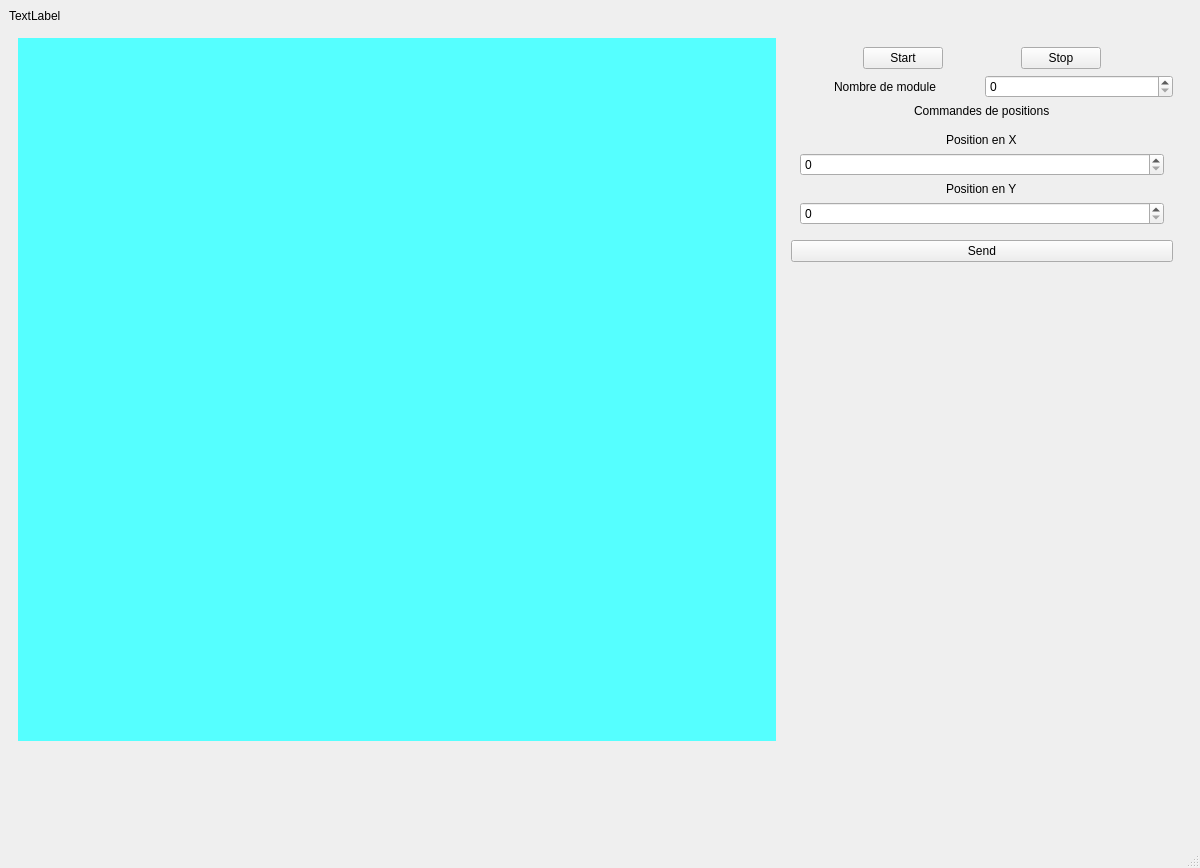
This is code/UI_Python/UI_Sherpent/UI_SherpentV2.ui in Sherpent/sherpent as Qt 5 draws it before an edit. The edited form follows.
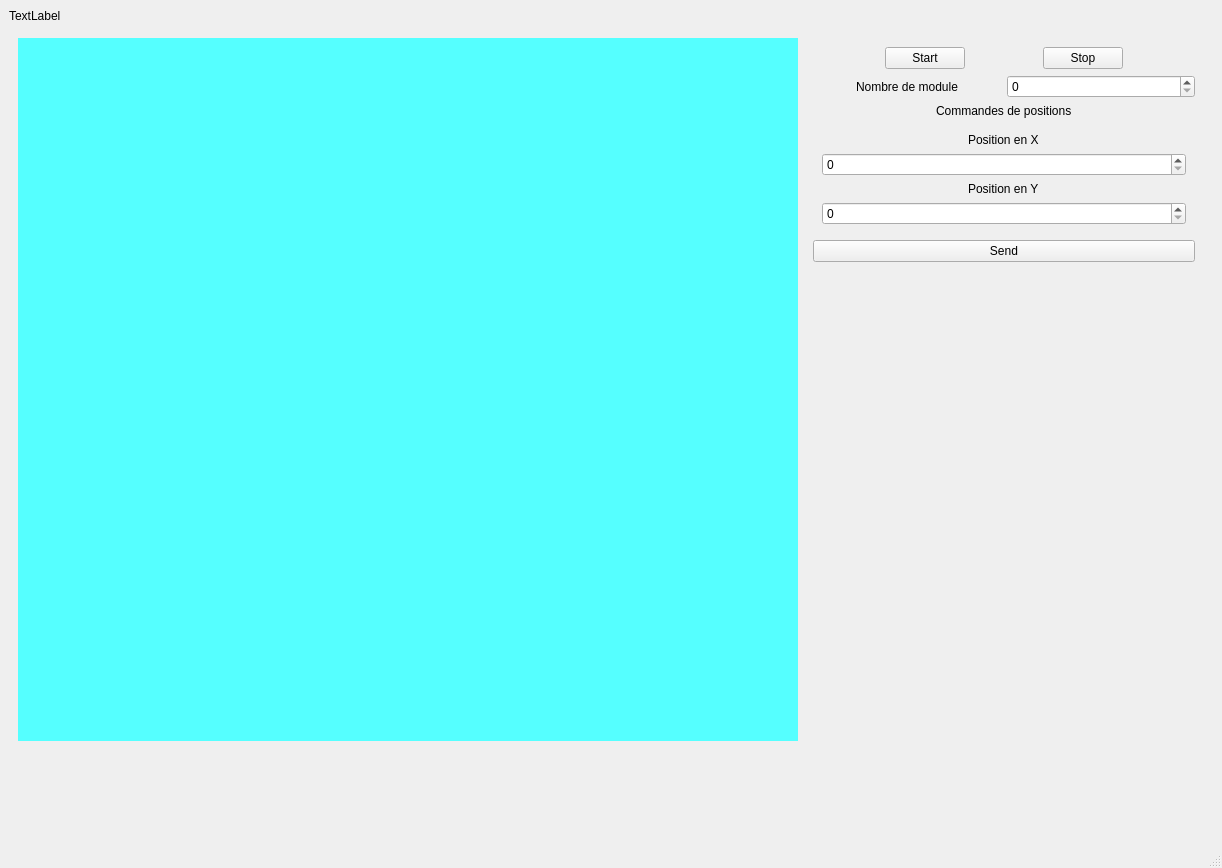
This is the edited form.

Diff of the .ui file:
```diff
--- a/code/UI_Python/UI_Sherpent/UI_SherpentV2.ui
+++ b/code/UI_Python/UI_Sherpent/UI_SherpentV2.ui
@@ -6,7 +6,7 @@
    <rect>
     <x>0</x>
     <y>0</y>
-    <width>1200</width>
+    <width>1222</width>
     <height>868</height>
    </rect>
   </property>
```
Left out of the diff: 2 changed lines with no effect on the pictures.
